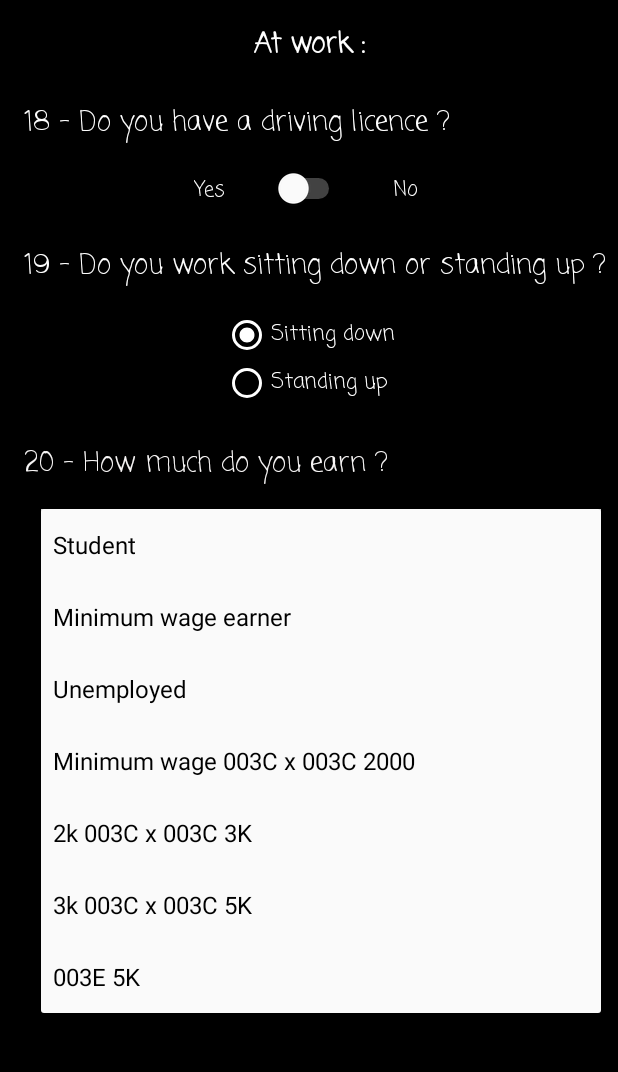
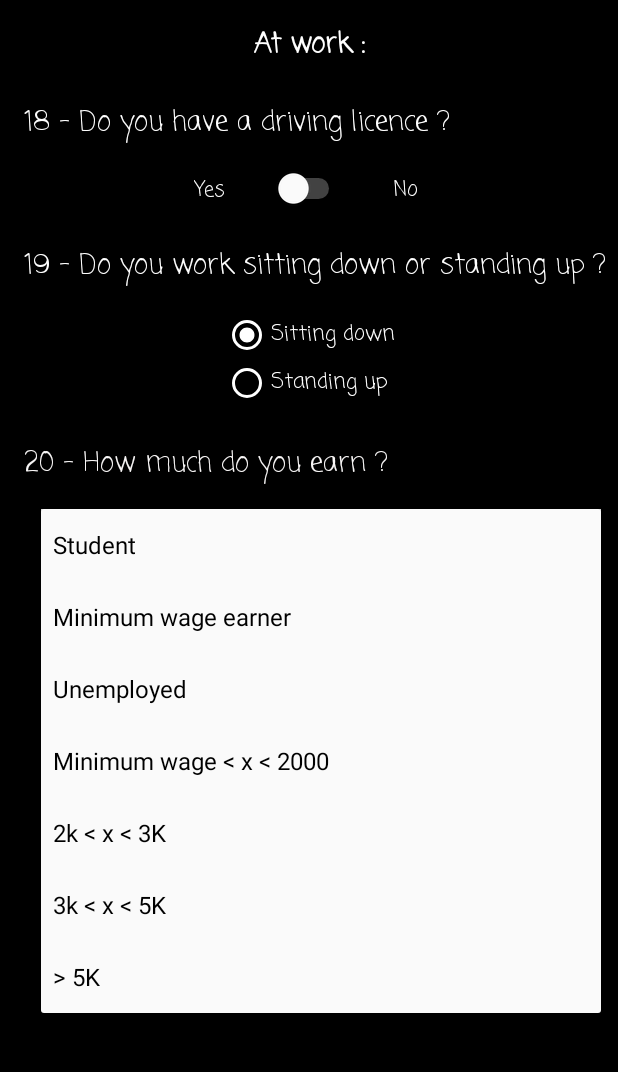
Before and after one commit to simonpayraudeau/FilRouge, an Android app: the AtWork screen opened directly, with no data from a screen before it, after a tap on "Student", on a phone screen of 412 x 824 dp, the part 84-1156 px from its top. Run offline under Robolectric (Android 15) with nearby library versions, the phone set to English and light mode, and no system bars.

Commit message:
modif < et titre

```diff
--- a/app/src/main/res/values/rep20.xml
+++ b/app/src/main/res/values/rep20.xml
@@ -6,9 +6,9 @@
         <item>Student</item>
         <item>Minimum wage earner</item>
         <item>Unemployed</item>
-        <item>Minimum wage \003C x \003C 2000</item>
-        <item> 2k \003C x \003C 3K</item>
-        <item>3k \003C x \003C 5K</item>
-        <item> \003E 5K</item>
+        <item>Minimum wage &lt; x &lt; 2000</item>
+        <item> 2k &lt; x &lt; 3K</item>
+        <item>3k &lt; x &lt; 5K</item>
+        <item> &gt; 5K</item>
     </string-array>
 </resources>
--- a/app/src/main/res/values/strings.xml
+++ b/app/src/main/res/values/strings.xml
@@ -1,8 +1,7 @@
 <resources>
     <string name="app_name">FilRouge</string>
-    <string name="guess_my_death">Guess my Death</string>
+    <string name="guess_my_death" translatable="false">Guess my Death</string>
     <string name="start">Start</string>
-    <string name="simulation_of_death_date">Simulation of death date</string>
     <string name="_5_do_you_do_sport">6 - Do you do sport ?</string>
     <string name="your_hobbies">Your Hobbies</string>
     <string name="result"><![CDATA[<result>]]></string>
```
Also changed, not shown: 1 other file.
